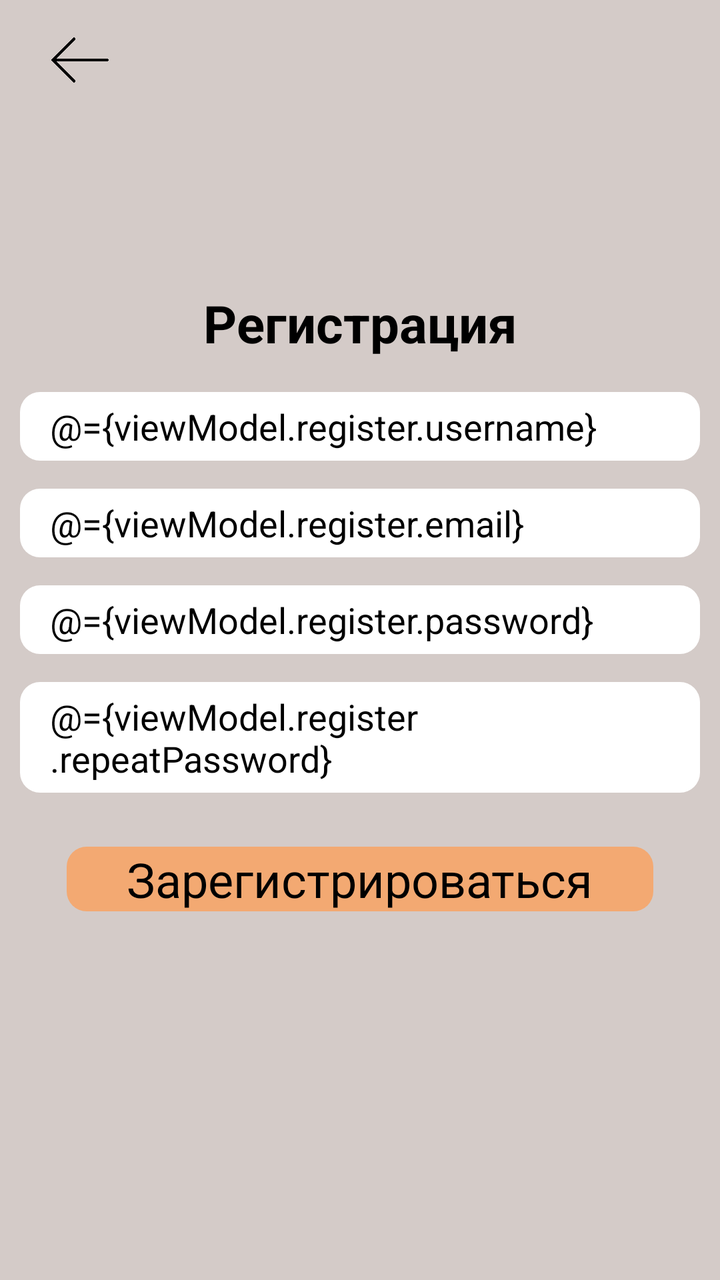
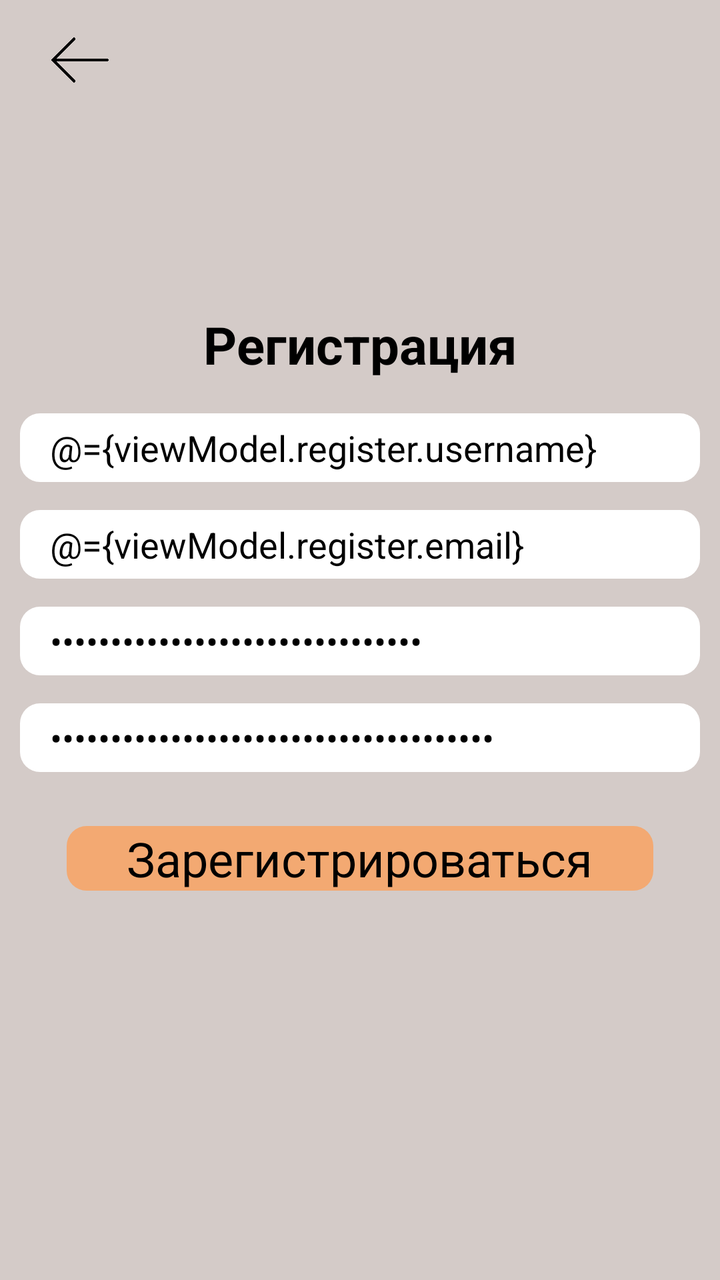

Two renders of the same Android screen: before a commit and after it. Below are the layout's source before the change and the commit's diff.
<!-- AndroidManifest.xml: application theme Theme.Assistant -->
<!-- res/layout/activity_registration.xml -->
<?xml version="1.0" encoding="utf-8"?>
<layout>
    <data>
        <variable
            name="viewModel"
            type="com.example.assistant.ui.auth.viewmodel.RegistrationViewModel" />
    </data>

<RelativeLayout xmlns:android="http://schemas.android.com/apk/res/android"
    xmlns:app="http://schemas.android.com/apk/res-auto"
    xmlns:tools="http://schemas.android.com/tools"
    android:layout_width="match_parent"
    android:layout_height="match_parent"
    android:background="@color/background_main"
    tools:context=".ui.home.view.SideMenuActivity"
    android:scrollbars="vertical"
    android:orientation="vertical"
    android:layout_gravity="center"
    android:gravity="center"
    android:paddingHorizontal="10dp">

    <ImageButton
        android:layout_width="60dp"
        android:layout_height="60dp"
        android:id="@+id/backBtn"
        android:src="@drawable/back"
        android:scaleType="fitCenter"
        android:backgroundTint="@color/background_main"
        />

    <LinearLayout
        android:layout_width="match_parent"
        android:layout_height="match_parent"
        android:orientation="vertical"
        android:gravity="center"
        android:layout_marginBottom="30dp">

        <TextView
            android:layout_width="match_parent"
            android:layout_height="wrap_content"
            android:text="Регистрация"
            android:textSize="26dp"
            android:textColor="@color/black"
            android:textAlignment="center"
            android:layout_marginVertical="10dp"
            android:textStyle="bold"/>

        <EditText
            android:layout_width="match_parent"
            android:layout_height="wrap_content"
            android:id="@+id/userName"
            android:hint="Введите имя пользователя"
            android:textColor="@color/black"
            android:background="@drawable/image_btn_style"
            android:backgroundTint="@color/white"
            android:paddingVertical="5dp"
            android:paddingHorizontal="15dp"
            android:layout_marginVertical="7dp"
            android:text="@={viewModel.register.username}"
            />

        <EditText
            android:layout_width="match_parent"
            android:layout_height="wrap_content"
            android:id="@+id/email"
            android:hint="Введите email"
            android:textColor="@color/black"
            android:background="@drawable/image_btn_style"
            android:paddingVertical="5dp"
            android:paddingHorizontal="15dp"
            android:layout_marginVertical="7dp"
            android:backgroundTint="@color/white"
            android:text="@={viewModel.register.email}"
            />

        <EditText
            android:layout_width="match_parent"
            android:layout_height="wrap_content"
            android:id="@+id/password"
            android:hint="Введите пароль"
            android:textColor="@color/black"
            android:background="@drawable/image_btn_style"
            android:paddingVertical="5dp"
            android:paddingHorizontal="15dp"
            android:layout_marginVertical="7dp"
            android:backgroundTint="@color/white"
            android:text="@={viewModel.register.password}"
            />

        <EditText
            android:layout_width="match_parent"
            android:layout_height="wrap_content"
            android:id="@+id/passwordRepeat"
            android:hint="Введите пароль повторно"
            android:textColor="@color/black"
            android:background="@drawable/image_btn_style"
            android:paddingVertical="5dp"
            android:paddingHorizontal="15dp"
            android:layout_marginVertical="7dp"
            android:backgroundTint="@color/white"
            android:text="@={viewModel.register.repeatPassword}"
            />

        <TextView
            android:layout_width="wrap_content"
            android:layout_height="wrap_content"
            android:id="@+id/register"
            android:text="Зарегистрироваться"
            android:textSize="24dp"
            android:textColor="@color/black"
            android:layout_marginVertical="20dp"
            android:background="@drawable/image_btn_style"
            android:backgroundTint="@color/bottom_menu"
            android:onClick="@{()-> viewModel.onSaveBtnClicked()}"
            android:paddingHorizontal="30dp"
            />

    </LinearLayout>



</RelativeLayout>
</layout>
<!-- resources referenced by this layout -->
<resources>
  <color name="background_main">#FFD4CBC8</color>
  <color name="black">#FF000000</color>
  <color name="bottom_menu">#FFF3A972</color>
  <color name="white">#FFFFFFFF</color>
  <!-- drawable back: png bitmap (drawable, 2771 bytes) -->
  <!-- drawable image_btn_style (drawable) -->
  <?xml version="1.0" encoding="utf-8"?>
  <shape xmlns:android="http://schemas.android.com/apk/res/android">
      <solid android:color="@color/background2"/>
      <corners android:radius="10.0dp"/>
  </shape>
  <style name="Theme.Assistant" parent="Base.Theme.Assistant" />
  <color name="background2">#FFF0F0F0</color>
  <style name="Base.Theme.Assistant" parent="Theme.Material3.DayNight.NoActionBar">
          
          
          <item name="colorPrimary">@color/background_main</item>
  
          <item name="android:spinnerItemStyle">
              @style/spinnerItemStyle
          </item>
  
          
          <item name="android:spinnerDropDownItemStyle">
              @style/spinnerDropDownItemStyle
          </item>
  
      </style>
  <style name="spinnerItemStyle">
  
          <item name="android:textStyle">normal</item>
          <item name="android:paddingHorizontal">20dp</item>
          <item name="android:textSize">20sp</item>
          <item name="android:textColor">@color/black</item>
      </style>
  <style name="spinnerDropDownItemStyle">
          <item name="android:paddingHorizontal">20dp</item>
          <item name="android:paddingVertical">10dp</item>
          <item name="android:textSize">20sp</item>
          <item name="android:textColor">@color/black</item>
      </style>
</resources>

<!-- the commit's change to res/layout/activity_registration.xml (unified diff, before → after) -->
@@ -78,6 +78,7 @@
             android:layout_height="wrap_content"
             android:id="@+id/password"
             android:hint="Введите пароль"
+            android:inputType="textPassword"
             android:textColor="@color/black"
             android:background="@drawable/image_btn_style"
             android:paddingVertical="5dp"
@@ -92,6 +93,7 @@
             android:layout_height="wrap_content"
             android:id="@+id/passwordRepeat"
             android:hint="Введите пароль повторно"
+            android:inputType="textPassword"
             android:textColor="@color/black"
             android:background="@drawable/image_btn_style"
             android:paddingVertical="5dp"
